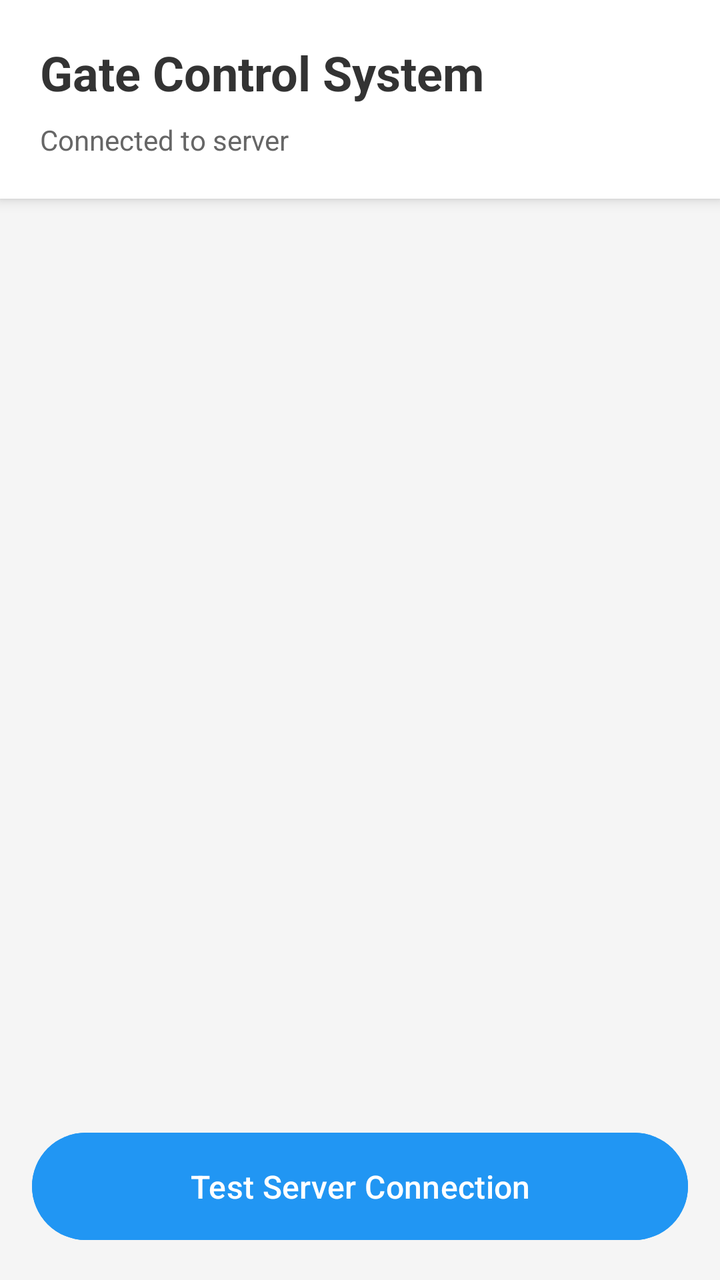
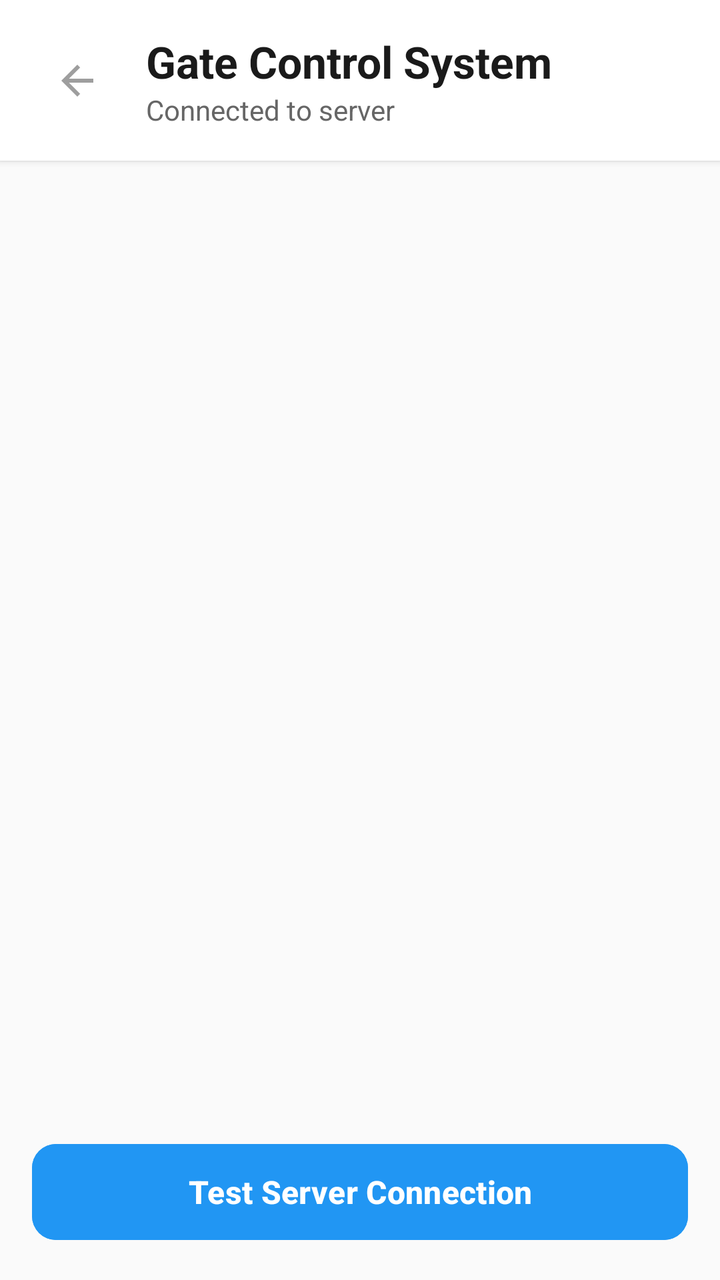

An Android layout rendered at two revisions. The XML below is the earlier revision; the diff shows what the commit changed to produce the second picture.
<!-- AndroidManifest.xml: application theme Theme.MainProj -->
<!-- res/layout/activity_home.xml -->
<?xml version="1.0" encoding="utf-8"?>
<LinearLayout xmlns:android="http://schemas.android.com/apk/res/android"
    xmlns:app="http://schemas.android.com/apk/res-auto"
    xmlns:tools="http://schemas.android.com/tools"
    android:id="@+id/main"
    android:layout_width="match_parent"
    android:layout_height="match_parent"
    android:orientation="vertical"
    android:background="#F5F5F5"
    tools:context=".HomeActivity">

    
    <LinearLayout
        android:layout_width="match_parent"
        android:layout_height="wrap_content"
        android:orientation="vertical"
        android:background="@android:color/white"
        android:elevation="4dp"
        android:padding="20dp">

        <TextView
            android:layout_width="wrap_content"
            android:layout_height="wrap_content"
            android:text="Gate Control System"
            android:textSize="24sp"
            android:textStyle="bold"
            android:textColor="#333333" />

        <TextView
            android:id="@+id/textview"
            android:layout_width="wrap_content"
            android:layout_height="wrap_content"
            android:layout_marginTop="8dp"
            android:text="Connected to server"
            android:textSize="14sp"
            android:textColor="#666666" />

    </LinearLayout>

    
    <androidx.recyclerview.widget.RecyclerView
        android:id="@+id/recyclerViewGates"
        android:layout_width="match_parent"
        android:layout_height="0dp"
        android:layout_weight="1"
        android:layout_margin="16dp"
        android:clipToPadding="false"
        android:paddingBottom="8dp" />

    
    <Button
        android:id="@+id/sendToServer"
        android:layout_width="match_parent"
        android:layout_height="wrap_content"
        android:layout_margin="16dp"
        android:backgroundTint="#2196F3"
        android:padding="16dp"
        android:text="Test Server Connection"
        android:textColor="@android:color/white"
        android:textSize="16sp" />

</LinearLayout>
<!-- resources referenced by this layout -->
<resources>
  <style name="Theme.MainProj" parent="Theme.Material3.DayNight.NoActionBar">
              <item name="inputStrokeColor">@color/input_stroke_color_light</item>
              <item name="buttonPrimary">@color/button_primary_light</item>
              <item name="textSecondary">@color/text_secondary_light</item>
  
              <item name="buttonGoogleBg">@color/button_google_bg_light</item>
              <item name="buttonGoogleText">@color/button_google_text_light</item>
              <item name="buttonGoogleStroke">@color/button_google_stroke_light</item>
          </style>
  <color name="input_stroke_color_light">#667eea</color>
  <color name="button_primary_light">#667eea</color>
  <color name="text_secondary_light">#666666</color>
  <color name="button_google_bg_light">#FFFFFF</color>
  <color name="button_google_text_light">#333333</color>
  <color name="button_google_stroke_light">#e0e0e0</color>
</resources>

<!-- the commit's change to res/layout/activity_home.xml (unified diff, before → after) -->
@@ -6,36 +6,55 @@
     android:layout_width="match_parent"
     android:layout_height="match_parent"
     android:orientation="vertical"
-    android:background="#F5F5F5"
+    android:background="#FAFAFA"
     tools:context=".HomeActivity">
 
     
     <LinearLayout
         android:layout_width="match_parent"
         android:layout_height="wrap_content"
-        android:orientation="vertical"
-        android:background="@android:color/white"
-        android:elevation="4dp"
-        android:padding="20dp">
+        android:orientation="horizontal"
+        android:gravity="center_vertical"
+        android:background="#FFFFFF"
+        android:elevation="2dp"
+        android:padding="16dp">
 
-        <TextView
+        
+        <ImageButton
+            android:id="@+id/btnBack"
+            android:layout_width="45dp"
+            android:layout_height="45dp"
+            android:background="?attr/selectableItemBackgroundBorderless"
+            android:src="@drawable/ic_arrow_back"
+            android:contentDescription="Back"
+            app:tint="#9E9E9E" />
+
+        
+        <LinearLayout
             android:layout_width="wrap_content"
             android:layout_height="wrap_content"
-            android:text="Gate Control System"
-            android:textSize="24sp"
-            android:textStyle="bold"
-            android:textColor="#333333" />
+            android:orientation="vertical"
+            android:layout_marginStart="12dp">
 
-        <TextView
-            android:id="@+id/textview"
-            android:layout_width="wrap_content"
-            android:layout_height="wrap_content"
-            android:layout_marginTop="8dp"
-            android:text="Connected to server"
-            android:textSize="14sp"
-            android:textColor="#666666" />
+            <TextView
+                android:layout_width="wrap_content"
+                android:layout_height="wrap_content"
+                android:text="Gate Control System"
+                android:textSize="22sp"
+                android:textStyle="bold"
+                android:textColor="#1A1A1A" />
+
+            <TextView
+                android:id="@+id/textview"
+                android:layout_width="wrap_content"
+                android:layout_height="wrap_content"
+                android:text="Connected to server"
+                android:textSize="14sp"
+                android:textColor="#666666" />
+        </LinearLayout>
 
     </LinearLayout>
+
 
     
     <androidx.recyclerview.widget.RecyclerView
@@ -48,15 +67,16 @@
         android:paddingBottom="8dp" />
 
     
-    <Button
+    <com.google.android.material.button.MaterialButton
         android:id="@+id/sendToServer"
         android:layout_width="match_parent"
-        android:layout_height="wrap_content"
+        android:layout_height="56dp"
         android:layout_margin="16dp"
         android:backgroundTint="#2196F3"
-        android:padding="16dp"
         android:text="Test Server Connection"
-        android:textColor="@android:color/white"
-        android:textSize="16sp" />
+        android:textColor="#FFFFFF"
+        android:textSize="16sp"
+        android:textStyle="bold"
+        app:cornerRadius="12dp" />
 
 </LinearLayout>
<!-- resource entries referenced after the edit -->
@@ -1,5 +1,16 @@
 <!-- resources referenced by this layout -->
 <resources>
+  <!-- drawable ic_arrow_back (drawable) -->
+  <vector xmlns:android="http://schemas.android.com/apk/res/android"
+      android:width="24dp"
+      android:height="24dp"
+      android:viewportWidth="24"
+      android:viewportHeight="24">
+  
+      <path
+          android:fillColor="#9E9E9E"
+          android:pathData="M20,11H7.83l5.59,-5.59L12,4l-8,8 8,8 1.41,-1.41L7.83,13H20z"/>
+  </vector>
   <style name="Theme.MainProj" parent="Theme.Material3.DayNight.NoActionBar">
               <item name="inputStrokeColor">@color/input_stroke_color_light</item>
               <item name="buttonPrimary">@color/button_primary_light</item>
